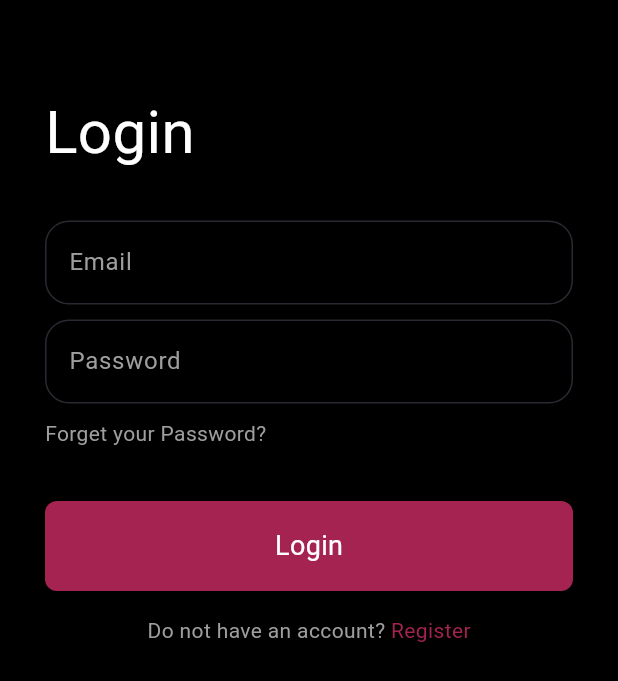
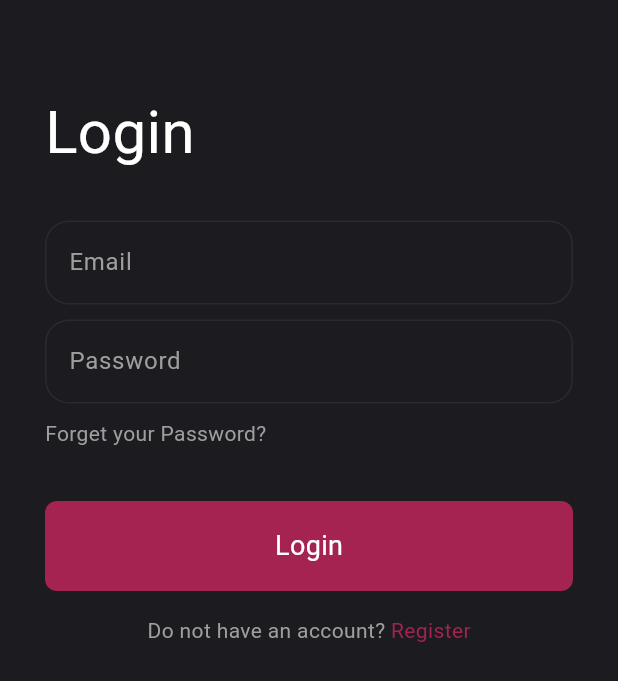
Before and after one commit to majdmari/fixit, a Flutter app: the screen it shows after launch, on a phone screen of 412 x 824 dp. Shown: the top 681 px of the screen. Run offline on Flutter 3.47's test engine with Material 3 defaults, Android fonts, the phone set to English and light mode, and no system bars.

Commit message:
color change

```diff
--- a/lib/screens/login_screen.dart
+++ b/lib/screens/login_screen.dart
@@ -11,7 +11,7 @@ class LoginScreen extends StatelessWidget {
   @override
   Widget build(BuildContext context) {
     return Scaffold(
-      backgroundColor: Colors.black,
+      backgroundColor: KSurface,
       body: Padding(
         padding: const EdgeInsets.all(30),
         child: ListView(
```
